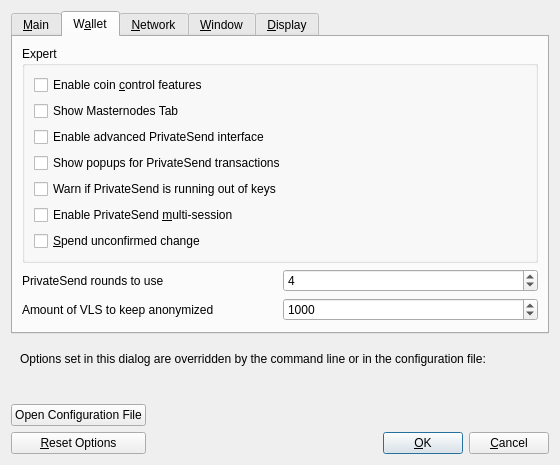
Old version of the form src/qt/forms/optionsdialog.ui in the repository uhlik-mdfkbtc-veles-development/veles.
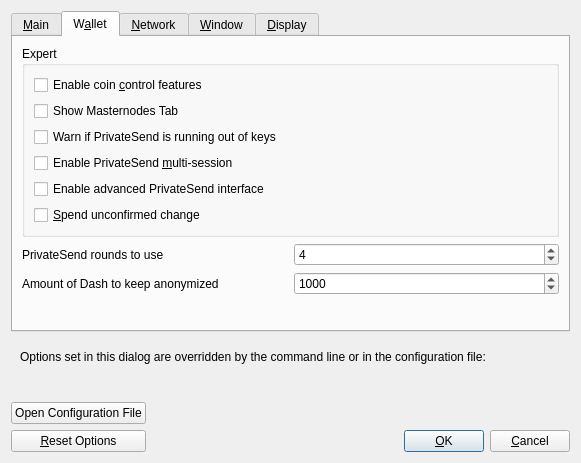
New version of the form. The open tabs and pages were chosen to show the change. Custom widgets are drawn as their Qt base class.

Diff of the .ui file:
```diff
--- a/src/qt/forms/optionsdialog.ui
+++ b/src/qt/forms/optionsdialog.ui
@@ -6,8 +6,8 @@
    <rect>
     <x>0</x>
     <y>0</y>
-    <width>560</width>
-    <height>440</height>
+    <width>581</width>
+    <height>463</height>
    </rect>
   </property>
   <property name="windowTitle">
@@ -227,27 +227,6 @@
             </property>
            </widget>
           </item>
-          <!--      -->
-          <item>
-           <widget class="QCheckBox" name="showAdvancedPSUI">
-            <property name="toolTip">
-             <string>Show additional information and buttons for PrivateSend on overview screen.</string>
-            </property>
-            <property name="text">
-             <string>Enable advanced PrivateSend interface</string>
-            </property>
-           </widget>
-          </item>
-          <item>
-           <widget class="QCheckBox" name="showPrivateSendPopups">
-            <property name="toolTip">
-             <string>Show system popups for PrivateSend mixing transactions&lt;br/&gt;just like for all other transaction types.</string>
-            </property>
-            <property name="text">
-             <string>Show popups for PrivateSend transactions</string>
-            </property>
-           </widget>
-          </item>
           <item>
            <widget class="QCheckBox" name="lowKeysWarning">
             <property name="toolTip">
@@ -268,6 +247,16 @@
             </property>
            </widget>
           </item>
+          <item>
+           <widget class="QCheckBox" name="showAdvancedPSUI">
+            <property name="toolTip">
+             <string>Show additional information and buttons for PrivateSend on overview screen.</string>
+            </property>
+            <property name="text">
+             <string>Enable advanced PrivateSend interface</string>
+            </property>
+           </widget>
+          </item>
           <item>
            <widget class="QCheckBox" name="spendZeroConfChange">
             <property name="toolTip">
@@ -299,7 +288,7 @@
             <number>2</number>
            </property>
            <property name="maximum">
-            <number>16</number>
+            <number>8</number>
            </property>
            <property name="value">
             <number>4</number>
@@ -309,9 +298,9 @@
         </layout>
        </item>
        <item>
-        <layout class="QHBoxLayout" name="horizontalLayout">
+        <layout class="QHBoxLayout" name="horizontalLayout_3">
          <item>
-          <widget class="QLabel" name="label_2">
+          <widget class="QLabel" name="label_4">
            <property name="toolTip">
             <string>This amount acts as a threshold to turn off PrivateSend once it's reached.</string>
            </property>
@@ -328,12 +317,12 @@
             <string notr="true"/>
            </property>
            <property name="text">
-            <string>Amount of VLS to keep anonymized</string>
+            <string>Amount of Dash to keep anonymized</string>
            </property>
           </widget>
          </item>
          <item>
-          <widget class="QSpinBox" name="privateSendAmount">
+          <widget class="QSpinBox" name="privateSendAmount_2">
            <property name="minimum">
             <number>2</number>
            </property>
```
Left out of the diff: 9 changed lines with no effect on the pictures. Lines whose indentation alone changed are shown as unchanged.
